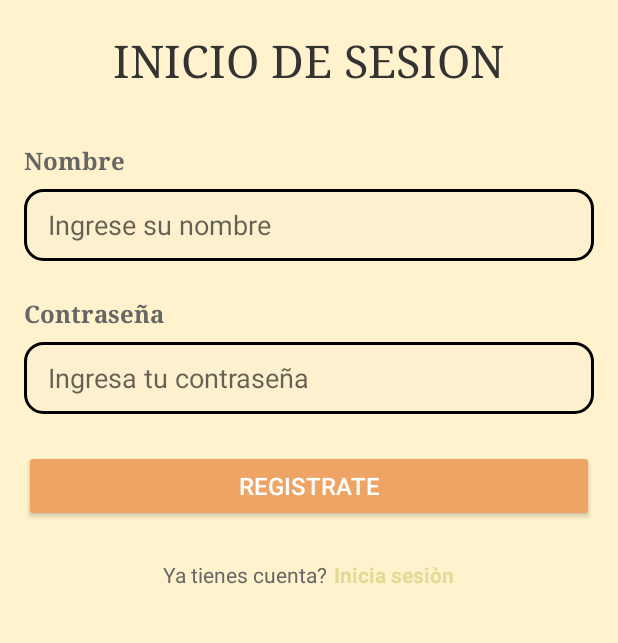
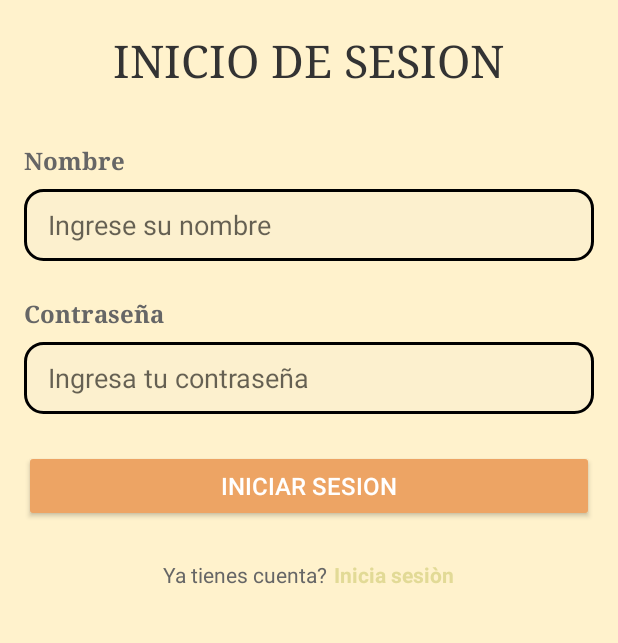
Before and after one commit to Lucero0520/aplicacion, an Android app built with Jetpack Compose: the screen it shows after launch (LoginActivity), on a phone screen of 412 x 824 dp, the part 459-1102 px from its top. Run offline under Robolectric (Android 15) with nearby library versions, the phone set to English and light mode, and no system bars.

Commit message:
lucero nuevo de noche

```diff
--- a/app/src/main/res/layout/login.xml
+++ b/app/src/main/res/layout/login.xml
@@ -91,7 +91,7 @@
             android:layout_height="48dp"
             android:layout_marginBottom="16dp"
             android:backgroundTint="#eda464"
-            android:text="Registrate"
+            android:text="Iniciar Sesion"
             android:textColor="@android:color/white"
             android:textSize="16sp" />
 
```
